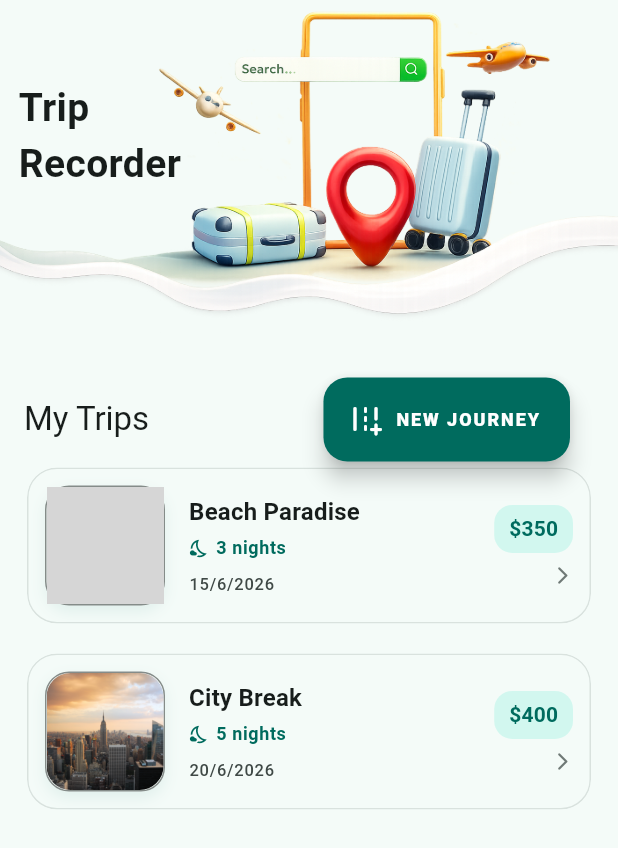
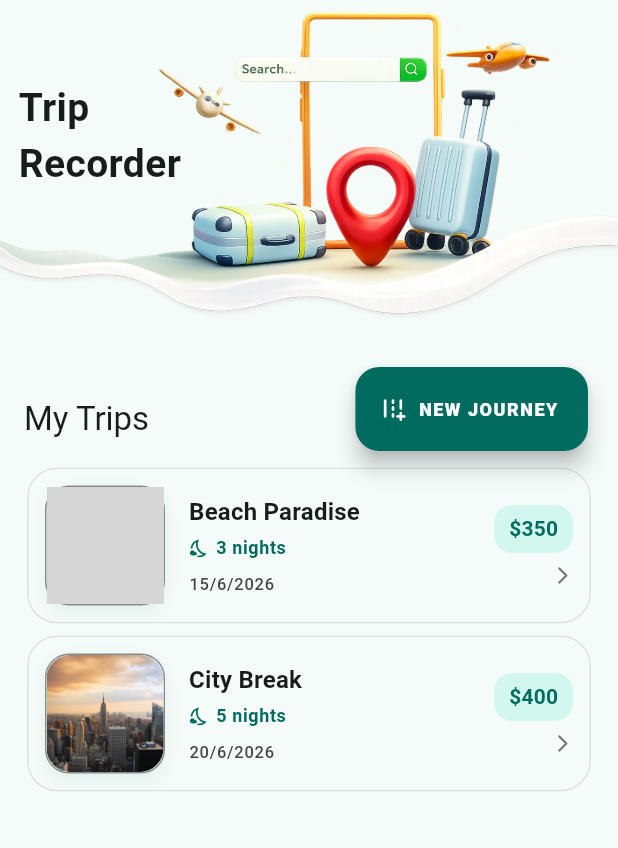
Before and after one commit to apollocked/Trip_recorder_app, a Flutter app: the screen it shows after launch, on a phone screen of 412 x 824 dp. Shown: the top 848 px of the screen. Run offline on Flutter 3.47's test engine with Material 3 defaults, Android fonts, the phone set to English and light mode, and no system bars; our stand-ins replace image_picker, permission_handler, shared_preferences, shimmer; grey boxes are pictures that could not be loaded.

Commit message:
Update : the design

```diff
--- a/lib/views/widgets/shimmer_card_widget.dart
+++ b/lib/views/widgets/shimmer_card_widget.dart
@@ -3,13 +3,16 @@ import 'package:flutter/material.dart';
 
 Widget shimmerCard(BuildContext context) {
   return Shimmer.fromColors(
+    period: const Duration(milliseconds: 1000),
     baseColor: Colors.grey[300]!,
     highlightColor: Colors.grey[100]!,
     child: Card.outlined(
+      child: Container(
+        margin: const EdgeInsets.only(bottom: 14),
         child: ListTile(
           contentPadding: const EdgeInsets.symmetric(
             horizontal: 16,
-          vertical: 12,
+            vertical: 18,
           ),
           leading: Container(
             width: 50,
@@ -37,5 +40,6 @@ Widget shimmerCard(BuildContext context) {
           ),
         ),
       ),
+    ),
   );
 }
--- a/lib/views/widgets/trip_list_widget.dart
+++ b/lib/views/widgets/trip_list_widget.dart
@@ -63,19 +63,16 @@ class _TripListPageState extends State<TripListPage> {
           : Align(
               alignment: Alignment.topRight,
               child: Padding(
-                padding: const EdgeInsets.only(right: 16, top: 16),
+                padding: const EdgeInsets.only(right: 4, top: 9),
                 child: FloatingActionButton.extended(
                   onPressed: () async {
-                    // Hardware feedback for the MI 9
                     HapticFeedback.lightImpact();
-
                     final newTrip = await Navigator.push(
                       context,
                       MaterialPageRoute(
                         builder: (context) => const AddTripPage(),
                       ),
                     );
-
                     if (newTrip != null && mounted) {
                       Provider.of<TripService>(
                         context,
@@ -87,13 +84,15 @@ class _TripListPageState extends State<TripListPage> {
                   backgroundColor: Theme.of(context).colorScheme.primary,
                   foregroundColor: Theme.of(context).colorScheme.onPrimary,
                   elevation: 6,
-                  // Modernized the icon and text feel
-                  icon: const Icon(Icons.add_road_rounded),
+                  icon: const Icon(
+                    Icons.add_road_rounded,
+                    size: 18, // Updated icon for a more modern feel
+                  ),
                   label: const Text(
                     "NEW JOURNEY",
                     style: TextStyle(
                       fontWeight: FontWeight.w900,
-                      letterSpacing: 1.3,
+                      letterSpacing: 1,
                       fontSize: 12,
                     ),
                   ),
--- a/lib/views/widgets/trip_widget.dart
+++ b/lib/views/widgets/trip_widget.dart
@@ -21,8 +21,8 @@ Widget tripWidget(
     ).animate(CurvedAnimation(parent: animation, curve: Curves.easeOutCubic)),
     child: FadeTransition(
       opacity: animation,
-      child: Padding(
-        padding: const EdgeInsets.only(bottom: 12), // Space between cards
+      child: Container(
+        decoration: BoxDecoration(borderRadius: BorderRadius.circular(20)),
         child: Dismissible(
           direction: DismissDirection.endToStart,
           key: Key('${trip.title}-${trip.date}'),
@@ -67,7 +67,6 @@ Widget tripWidget(
                 padding: const EdgeInsets.all(12),
                 child: Row(
                   children: [
-                    // --- LEADING IMAGE ---
                     Hero(
                       tag: 'tag-image-${trip.img}',
                       child: Container(
@@ -98,7 +97,6 @@ Widget tripWidget(
                     ),
                     const SizedBox(width: 16),
 
-                    // --- CONTENT AREA ---
                     Expanded(
                       child: Column(
                         crossAxisAlignment: CrossAxisAlignment.start,
@@ -140,8 +138,6 @@ Widget tripWidget(
                         ],
                       ),
                     ),
-
-                    // --- TRAILING PRICE ---
                     Column(
                       crossAxisAlignment: CrossAxisAlignment.end,
                       children: [
```
Also changed, not shown: lib/views/pages/details_page.dart (+4 -15 lines), lib/views/widgets/permission_dialog.dart (+133 -49 lines). Lines whose indentation alone changed are shown as unchanged.
